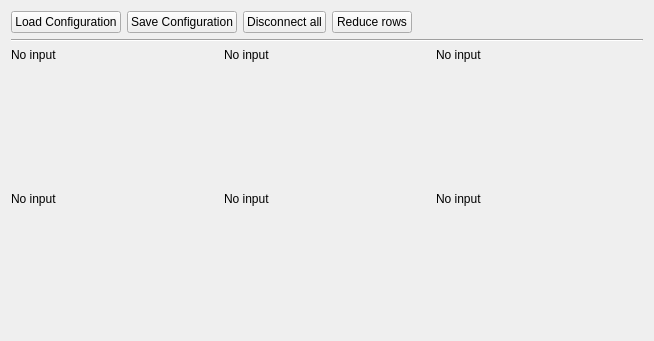
rock-core/gui-vizkit, file ruby/lib/vizkit/widgets/compound_display/compound_display.ui: the form before one commit.
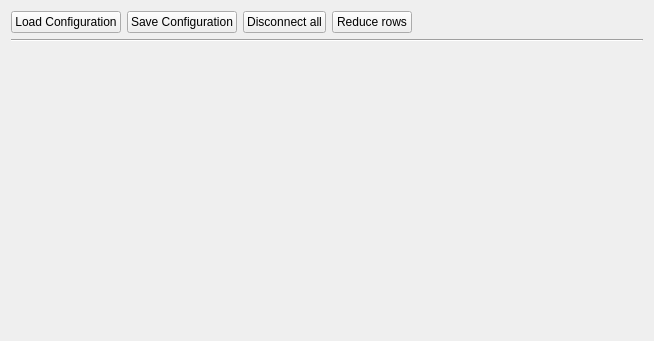
The form after the commit.

Commit message: CompoundDisplay: Remove widget_hash and fix off_by_one error in container generation. remove old UI design because it is now coded by hand.

```diff
--- a/ruby/lib/vizkit/widgets/compound_display/compound_display.ui
+++ b/ruby/lib/vizkit/widgets/compound_display/compound_display.ui
@@ -125,138 +125,6 @@
         <property name="sizeConstraint">
          <enum>QLayout::SetMaximumSize</enum>
         </property>
-        <item row="2" column="1">
-         <widget class="QLabel" name="label_4">
-          <property name="sizePolicy">
-           <sizepolicy hsizetype="Preferred" vsizetype="Maximum">
-            <horstretch>0</horstretch>
-            <verstretch>0</verstretch>
-           </sizepolicy>
-          </property>
-          <property name="text">
-           <string>No input</string>
-          </property>
-         </widget>
-        </item>
-        <item row="1" column="2">
-         <widget class="QWidget" name="widget_2" native="true">
-          <layout class="QHBoxLayout" name="horizontalLayout_4">
-           <property name="margin">
-            <number>0</number>
-           </property>
-          </layout>
-         </widget>
-        </item>
-        <item row="1" column="1">
-         <widget class="QWidget" name="widget_1" native="true">
-          <layout class="QHBoxLayout" name="horizontalLayout_3">
-           <property name="margin">
-            <number>0</number>
-           </property>
-          </layout>
-         </widget>
-        </item>
-        <item row="2" column="2">
-         <widget class="QLabel" name="label_5">
-          <property name="sizePolicy">
-           <sizepolicy hsizetype="Preferred" vsizetype="Maximum">
-            <horstretch>0</horstretch>
-            <verstretch>0</verstretch>
-           </sizepolicy>
-          </property>
-          <property name="text">
-           <string>No input</string>
-          </property>
-         </widget>
-        </item>
-        <item row="1" column="0">
-         <widget class="QWidget" name="widget_0" native="true">
-          <layout class="QHBoxLayout" name="horizontalLayout_5">
-           <property name="margin">
-            <number>0</number>
-           </property>
-          </layout>
-         </widget>
-        </item>
-        <item row="0" column="1">
-         <widget class="QLabel" name="label_1">
-          <property name="sizePolicy">
-           <sizepolicy hsizetype="Preferred" vsizetype="Maximum">
-            <horstretch>0</horstretch>
-            <verstretch>0</verstretch>
-           </sizepolicy>
-          </property>
-          <property name="text">
-           <string>No input</string>
-          </property>
-         </widget>
-        </item>
-        <item row="0" column="0">
-         <widget class="QLabel" name="label_0">
-          <property name="sizePolicy">
-           <sizepolicy hsizetype="Preferred" vsizetype="Maximum">
-            <horstretch>0</horstretch>
-            <verstretch>0</verstretch>
-           </sizepolicy>
-          </property>
-          <property name="text">
-           <string>No input</string>
-          </property>
-         </widget>
-        </item>
-        <item row="2" column="0">
-         <widget class="QLabel" name="label_3">
-          <property name="sizePolicy">
-           <sizepolicy hsizetype="Preferred" vsizetype="Maximum">
-            <horstretch>0</horstretch>
-            <verstretch>0</verstretch>
-           </sizepolicy>
-          </property>
-          <property name="text">
-           <string>No input</string>
-          </property>
-         </widget>
-        </item>
-        <item row="0" column="2">
-         <widget class="QLabel" name="label_2">
-          <property name="sizePolicy">
-           <sizepolicy hsizetype="Preferred" vsizetype="Maximum">
-            <horstretch>0</horstretch>
-            <verstretch>0</verstretch>
-           </sizepolicy>
-          </property>
-          <property name="text">
-           <string>No input</string>
-          </property>
-         </widget>
-        </item>
-        <item row="3" column="0">
-         <widget class="QWidget" name="widget_3" native="true">
-          <layout class="QHBoxLayout" name="horizontalLayout_6">
-           <property name="margin">
-            <number>0</number>
-           </property>
-          </layout>
-         </widget>
-        </item>
-        <item row="3" column="1">
-         <widget class="QWidget" name="widget_4" native="true">
-          <layout class="QHBoxLayout" name="horizontalLayout_7">
-           <property name="margin">
-            <number>0</number>
-           </property>
-          </layout>
-         </widget>
-        </item>
-        <item row="3" column="2">
-         <widget class="QWidget" name="widget_5" native="true">
-          <layout class="QHBoxLayout" name="horizontalLayout_8">
-           <property name="margin">
-            <number>0</number>
-           </property>
-          </layout>
-         </widget>
-        </item>
        </layout>
       </item>
      </layout>
```
The commit also changes 1 other file.
